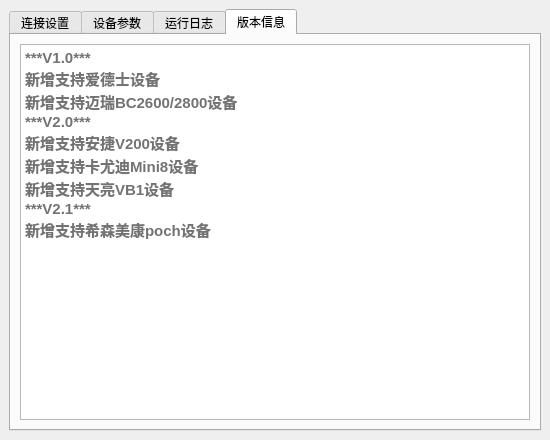
wangqian2528/lislinker, file app/window.ui: the form before one commit.
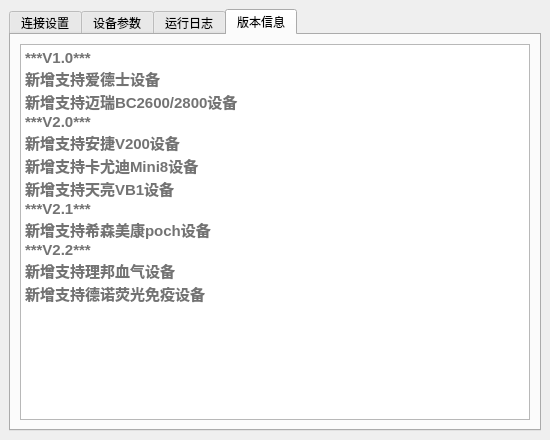
The form after the commit. The open tabs and pages were chosen to show the change. Icons and pictures are not drawn.

Commit message: v200手动回传

The edit to the form file:
```diff
--- a/app/window.ui
+++ b/app/window.ui
@@ -1304,7 +1304,10 @@
 &lt;p style=&quot; margin-top:0px; margin-bottom:0px; margin-left:0px; margin-right:0px; -qt-block-indent:0; text-indent:0px;&quot;&gt;&lt;span style=&quot; font-size:11pt; font-weight:600; color:#737373;&quot;&gt;新增支持卡尤迪Mini8设备&lt;/span&gt;&lt;/p&gt;
 &lt;p style=&quot; margin-top:0px; margin-bottom:0px; margin-left:0px; margin-right:0px; -qt-block-indent:0; text-indent:0px;&quot;&gt;&lt;span style=&quot; font-size:11pt; font-weight:600; color:#737373;&quot;&gt;新增支持天亮VB1设备&lt;/span&gt;&lt;/p&gt;
 &lt;p style=&quot; margin-top:0px; margin-bottom:0px; margin-left:0px; margin-right:0px; -qt-block-indent:0; text-indent:0px;&quot;&gt;&lt;span style=&quot; font-size:11pt; font-weight:600; color:#737373;&quot;&gt;***V2.1***&lt;/span&gt;&lt;/p&gt;
-&lt;p style=&quot; margin-top:0px; margin-bottom:0px; margin-left:0px; margin-right:0px; -qt-block-indent:0; text-indent:0px;&quot;&gt;&lt;span style=&quot; font-size:11pt; font-weight:600; color:#737373;&quot;&gt;新增支持希森美康poch设备&lt;/span&gt;&lt;/p&gt;&lt;/body&gt;&lt;/html&gt;</string>
+&lt;p style=&quot; margin-top:0px; margin-bottom:0px; margin-left:0px; margin-right:0px; -qt-block-indent:0; text-indent:0px;&quot;&gt;&lt;span style=&quot; font-size:11pt; font-weight:600; color:#737373;&quot;&gt;新增支持希森美康poch设备&lt;/span&gt;&lt;/p&gt;
+&lt;p style=&quot; margin-top:0px; margin-bottom:0px; margin-left:0px; margin-right:0px; -qt-block-indent:0; text-indent:0px;&quot;&gt;&lt;span style=&quot; font-size:11pt; font-weight:600; color:#737373;&quot;&gt;***V2.2***&lt;/span&gt;&lt;/p&gt;
+&lt;p style=&quot; margin-top:0px; margin-bottom:0px; margin-left:0px; margin-right:0px; -qt-block-indent:0; text-indent:0px;&quot;&gt;&lt;span style=&quot; font-size:11pt; font-weight:600; color:#737373;&quot;&gt;新增支持理邦血气设备&lt;/span&gt;&lt;/p&gt;
+&lt;p style=&quot; margin-top:0px; margin-bottom:0px; margin-left:0px; margin-right:0px; -qt-block-indent:0; text-indent:0px;&quot;&gt;&lt;span style=&quot; font-size:11pt; font-weight:600; color:#737373;&quot;&gt;新增支持德诺荧光免疫设备&lt;/span&gt;&lt;/p&gt;&lt;/body&gt;&lt;/html&gt;</string>
           </property>
          </widget>
         </item>
```
Left out of the diff: 4 changed lines with no effect on the pictures. The commit also changes 2 other files.
